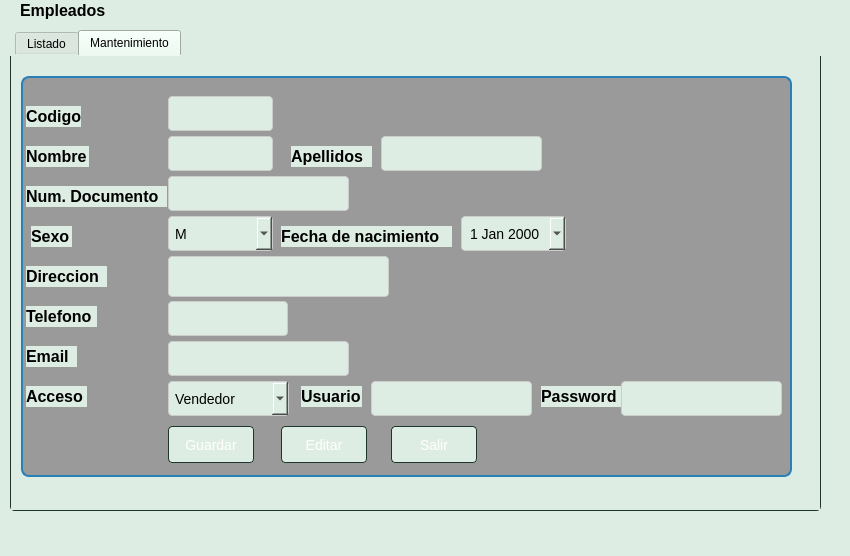
The window that Sistema de ventas/ui/FrmEmpleado.ui (CodeDrTech/DevelopPython) describes before a commit, drawn with Qt 5.
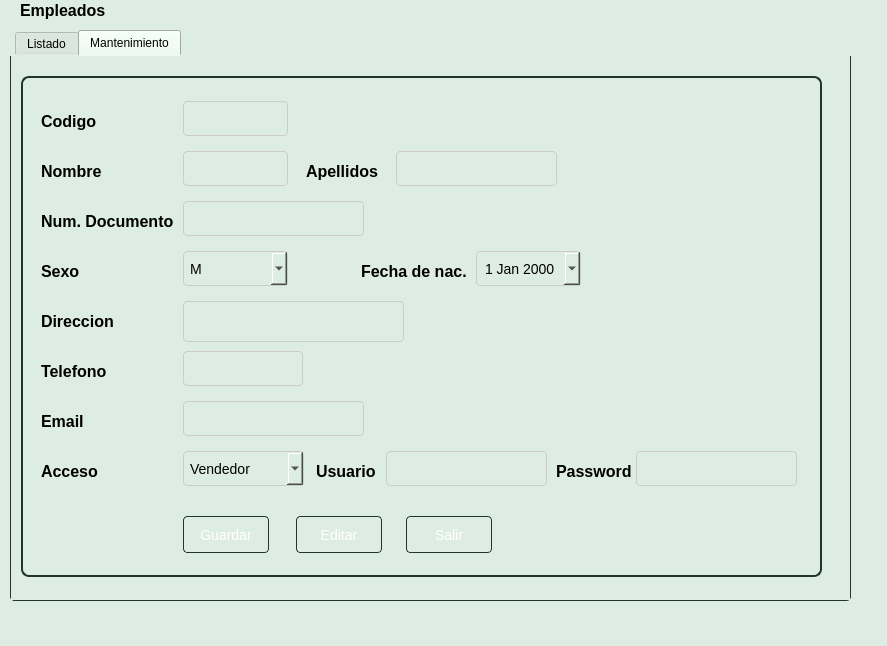
The same window after the commit. The open tabs and pages were chosen to show the change.

Diff of the .ui file:
```diff
--- a/Sistema de ventas/ui/FrmEmpleado.ui
+++ b/Sistema de ventas/ui/FrmEmpleado.ui
@@ -9,8 +9,8 @@
    <rect>
     <x>0</x>
     <y>0</y>
-    <width>850</width>
-    <height>556</height>
+    <width>887</width>
+    <height>646</height>
    </rect>
   </property>
   <property name="windowTitle">
@@ -58,8 +58,8 @@
      <rect>
       <x>10</x>
       <y>30</y>
-      <width>811</width>
-      <height>481</height>
+      <width>841</width>
+      <height>571</height>
      </rect>
     </property>
     <property name="toolTip">
@@ -353,29 +353,27 @@
        <rect>
         <x>10</x>
         <y>20</y>
-        <width>771</width>
-        <height>401</height>
+        <width>801</width>
+        <height>501</height>
        </rect>
       </property>
       <property name="styleSheet">
        <string notr="true">QGroupBox {
-    border: 2px solid #2980b9;
+    border: 2px solid #1e362d;
     border-radius: 8px;
     padding: 10px;
-    background-color: #9a9a9a;
+    background-color: var(--jade-50);
 }
 
 QGroupBox:title {
-    color: #2980b9;
+    color: #1e362d;
     subcontrol-origin: margin;
     subcontrol-position: top left;
     left: 10px;
     padding-left: 5px;
     padding-right: 5px;
     border: none;
-}
-
-</string>
+}</string>
       </property>
       <property name="title">
        <string/>
@@ -383,8 +381,8 @@
       <widget class="QLabel" name="label_3">
        <property name="geometry">
         <rect>
-         <x>5</x>
-         <y>30</y>
+         <x>20</x>
+         <y>35</y>
          <width>55</width>
          <height>21</height>
         </rect>
@@ -407,8 +405,8 @@
       <widget class="QLabel" name="label_4">
        <property name="geometry">
         <rect>
-         <x>5</x>
-         <y>70</y>
+         <x>20</x>
+         <y>85</y>
          <width>63</width>
          <height>21</height>
         </rect>
@@ -431,8 +429,8 @@
       <widget class="QLabel" name="label_5">
        <property name="geometry">
         <rect>
-         <x>5</x>
-         <y>190</y>
+         <x>20</x>
+         <y>235</y>
          <width>81</width>
          <height>21</height>
         </rect>
@@ -455,8 +453,8 @@
       <widget class="QPushButton" name="btnEditar">
        <property name="geometry">
         <rect>
-         <x>260</x>
-         <y>350</y>
+         <x>275</x>
+         <y>440</y>
          <width>86</width>
          <height>37</height>
         </rect>
@@ -491,8 +489,8 @@
       <widget class="QPushButton" name="btnGuardar">
        <property name="geometry">
         <rect>
-         <x>147</x>
-         <y>350</y>
+         <x>162</x>
+         <y>440</y>
          <width>86</width>
          <height>37</height>
         </rect>
@@ -530,8 +528,8 @@
       <widget class="QPushButton" name="btnSalir">
        <property name="geometry">
         <rect>
-         <x>370</x>
-         <y>350</y>
+         <x>385</x>
+         <y>440</y>
          <width>86</width>
          <height>37</height>
         </rect>
@@ -566,8 +564,8 @@
       <widget class="QLineEdit" name="txtCodigo">
        <property name="geometry">
         <rect>
-         <x>147</x>
-         <y>20</y>
+         <x>162</x>
+         <y>25</y>
          <width>105</width>
          <height>35</height>
         </rect>
@@ -602,8 +600,8 @@
       <widget class="QLineEdit" name="txtNombre">
        <property name="geometry">
         <rect>
-         <x>147</x>
-         <y>60</y>
+         <x>162</x>
+         <y>75</y>
          <width>105</width>
          <height>35</height>
         </rect>
@@ -635,8 +633,8 @@
       <widget class="QTextEdit" name="txtDireccion">
        <property name="geometry">
         <rect>
-         <x>147</x>
-         <y>180</y>
+         <x>162</x>
+         <y>225</y>
          <width>221</width>
          <height>41</height>
         </rect>
@@ -663,8 +661,8 @@
       <widget class="QLabel" name="label_6">
        <property name="geometry">
         <rect>
-         <x>270</x>
-         <y>70</y>
+         <x>285</x>
+         <y>85</y>
          <width>81</width>
          <height>21</height>
         </rect>
@@ -687,8 +685,8 @@
       <widget class="QLabel" name="label_7">
        <property name="geometry">
         <rect>
-         <x>5</x>
-         <y>110</y>
+         <x>20</x>
+         <y>135</y>
          <width>141</width>
          <height>21</height>
         </rect>
@@ -711,8 +709,8 @@
       <widget class="QLineEdit" name="txtNumDocumento">
        <property name="geometry">
         <rect>
-         <x>147</x>
-         <y>100</y>
+         <x>162</x>
+         <y>125</y>
          <width>181</width>
          <height>35</height>
         </rect>
@@ -744,8 +742,8 @@
       <widget class="QLabel" name="label_8">
        <property name="geometry">
         <rect>
-         <x>5</x>
-         <y>230</y>
+         <x>20</x>
+         <y>285</y>
          <width>71</width>
          <height>21</height>
         </rect>
@@ -768,8 +766,8 @@
       <widget class="QLineEdit" name="txtTelefono">
        <property name="geometry">
         <rect>
-         <x>147</x>
-         <y>225</y>
+         <x>162</x>
+         <y>275</y>
          <width>120</width>
          <height>35</height>
         </rect>
@@ -801,8 +799,8 @@
       <widget class="QLabel" name="label_10">
        <property name="geometry">
         <rect>
-         <x>5</x>
-         <y>270</y>
+         <x>20</x>
+         <y>335</y>
          <width>51</width>
          <height>21</height>
         </rect>
@@ -825,8 +823,8 @@
       <widget class="QLineEdit" name="txtEmail">
        <property name="geometry">
         <rect>
-         <x>147</x>
-         <y>265</y>
+         <x>162</x>
+         <y>325</y>
          <width>181</width>
          <height>35</height>
         </rect>
@@ -858,8 +856,8 @@
       <widget class="QLineEdit" name="txtApellidos">
        <property name="geometry">
         <rect>
-         <x>360</x>
-         <y>60</y>
+         <x>375</x>
+         <y>75</y>
          <width>161</width>
          <height>35</height>
         </rect>
@@ -891,8 +889,8 @@
       <widget class="QLabel" name="label_9">
        <property name="geometry">
         <rect>
-         <x>10</x>
-         <y>150</y>
+         <x>20</x>
+         <y>185</y>
          <width>41</width>
          <height>21</height>
         </rect>
@@ -915,8 +913,8 @@
       <widget class="QComboBox" name="cmbSexo">
        <property name="geometry">
         <rect>
-         <x>147</x>
-         <y>140</y>
+         <x>162</x>
+         <y>175</y>
          <width>105</width>
          <height>35</height>
         </rect>
@@ -958,9 +956,9 @@
       <widget class="QLabel" name="label_11">
        <property name="geometry">
         <rect>
-         <x>260</x>
-         <y>150</y>
-         <width>171</width>
+         <x>340</x>
+         <y>185</y>
+         <width>111</width>
          <height>21</height>
         </rect>
        </property>
@@ -976,14 +974,14 @@
 }</string>
        </property>
        <property name="text">
-        <string>Fecha de nacimiento</string>
+        <string>Fecha de nac.</string>
        </property>
       </widget>
       <widget class="QDateEdit" name="txtFechaNac">
        <property name="geometry">
         <rect>
-         <x>440</x>
-         <y>140</y>
+         <x>455</x>
+         <y>175</y>
          <width>105</width>
          <height>35</height>
         </rect>
@@ -1016,8 +1014,8 @@
       <widget class="QLabel" name="label_12">
        <property name="geometry">
         <rect>
-         <x>5</x>
-         <y>310</y>
+         <x>20</x>
+         <y>385</y>
          <width>61</width>
          <height>21</height>
         </rect>
@@ -1040,8 +1038,8 @@
       <widget class="QLabel" name="label_13">
        <property name="geometry">
         <rect>
-         <x>280</x>
-         <y>310</y>
+         <x>295</x>
+         <y>385</y>
          <width>61</width>
          <height>21</height>
         </rect>
@@ -1064,8 +1062,8 @@
       <widget class="QLabel" name="label_14">
        <property name="geometry">
         <rect>
-         <x>520</x>
-         <y>310</y>
+         <x>535</x>
+         <y>385</y>
          <width>81</width>
          <height>21</height>
         </rect>
@@ -1088,8 +1086,8 @@
       <widget class="QComboBox" name="cmbAcceso">
        <property name="geometry">
         <rect>
-         <x>147</x>
-         <y>305</y>
+         <x>162</x>
+         <y>375</y>
          <width>121</width>
          <height>35</height>
         </rect>
@@ -1136,8 +1134,8 @@
       <widget class="QLineEdit" name="txtUsuario">
        <property name="geometry">
         <rect>
-         <x>350</x>
-         <y>305</y>
+         <x>365</x>
+         <y>375</y>
          <width>161</width>
          <height>35</height>
         </rect>
@@ -1169,8 +1167,8 @@
       <widget class="QLineEdit" name="txtPassword">
        <property name="geometry">
         <rect>
-         <x>600</x>
-         <y>305</y>
+         <x>615</x>
+         <y>375</y>
          <width>161</width>
          <height>35</height>
         </rect>
```
Left out of the diff: 139 changed lines with no effect on the pictures. Lines whose indentation alone changed are shown as unchanged.
